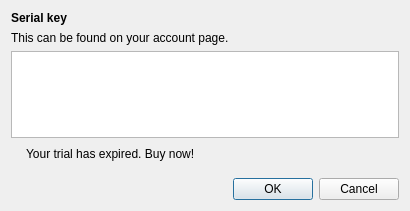
First picture: the form in src/gui/src/ActivationDialog.ui, repository deskflow/deskflow, before the edit.
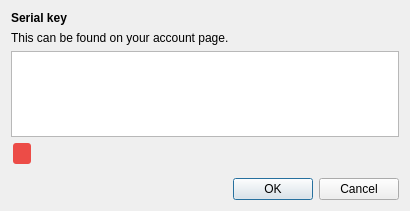
Second picture: the form after the edit. Icons and pictures are not drawn.

Commit message: SYNERGY-936 Fix activation window

Patch:
```diff
--- a/src/gui/src/ActivationDialog.ui
+++ b/src/gui/src/ActivationDialog.ui
@@ -49,8 +49,8 @@
       <string>&lt;!DOCTYPE HTML PUBLIC &quot;-//W3C//DTD HTML 4.0//EN&quot; &quot;http://www.w3.org/TR/REC-html40/strict.dtd&quot;&gt;
 &lt;html&gt;&lt;head&gt;&lt;meta name=&quot;qrichtext&quot; content=&quot;1&quot; /&gt;&lt;style type=&quot;text/css&quot;&gt;
 p, li { white-space: pre-wrap; }
-&lt;/style&gt;&lt;/head&gt;&lt;body style=&quot; font-family:'Sans'; font-size:10pt; font-weight:400; font-style:normal;&quot;&gt;
-&lt;p style=&quot;-qt-paragraph-type:empty; margin-top:0px; margin-bottom:0px; margin-left:0px; margin-right:0px; -qt-block-indent:0; text-indent:0px;&quot;&gt;&lt;br /&gt;&lt;/p&gt;&lt;/body&gt;&lt;/html&gt;</string>
+&lt;/style&gt;&lt;/head&gt;&lt;body style=&quot; font-family:'.AppleSystemUIFont'; font-size:13pt; font-weight:400; font-style:normal;&quot;&gt;
+&lt;p style=&quot;-qt-paragraph-type:empty; margin-top:0px; margin-bottom:0px; margin-left:0px; margin-right:0px; -qt-block-indent:0; text-indent:0px; font-family:'Sans'; font-size:10pt;&quot;&gt;&lt;br /&gt;&lt;/p&gt;&lt;/body&gt;&lt;/html&gt;</string>
      </property>
      <property name="acceptRichText">
       <bool>false</bool>
@@ -72,20 +72,19 @@
       <property name="bottomMargin">
        <number>8</number>
       </property>
-      <item>
-       <widget class="QLabel" name="label_3">
-        <property name="text">
-         <string/>
-        </property>
-        <property name="pixmap">
-         <pixmap resource="Synergy.qrc">:/res/icons/16x16/money.png</pixmap>
-        </property>
-       </widget>
-      </item>
       <item>
        <widget class="QLabel" name="m_trialLabel">
+        <property name="styleSheet">
+         <string notr="true">font-size: 13px;
+font-weight: 700;
+padding: 3px 5px;
+border-radius: 3px;
+background-color: #EC4C47;
+color: #ffffff;
+top: 3px;</string>
+        </property>
         <property name="text">
-         <string>&lt;html&gt;&lt;head/&gt;&lt;body&gt;&lt;p&gt;Your trial has expired. &lt;a href=&quot;http://symless.com/pricing?src=gui&quot;&gt;&lt;span style=&quot; text-decoration: underline; color:#0000ff;&quot;&gt;Buy now!&lt;/span&gt;&lt;/a&gt;&lt;/p&gt;&lt;/body&gt;&lt;/html&gt;</string>
+         <string/>
         </property>
         <property name="openExternalLinks">
          <bool>true</bool>
```
Left out of the diff: 6 changed lines with no effect on the pictures. The commit also changes 3 other files.
